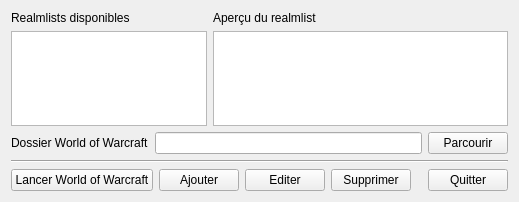
This is fenprincipale.ui in Zxb12/EasyRealm as Qt 5 draws it before an edit. The edited form follows.
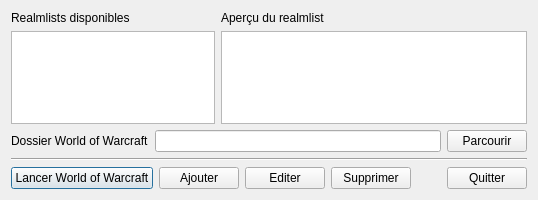
This is the edited form. Icons and pictures are not drawn.

The edit to the form file:
```diff
--- a/fenprincipale.ui
+++ b/fenprincipale.ui
@@ -9,8 +9,8 @@
    <rect>
     <x>0</x>
     <y>0</y>
-    <width>519</width>
-    <height>202</height>
+    <width>538</width>
+    <height>200</height>
    </rect>
   </property>
   <property name="sizePolicy">
@@ -111,6 +111,16 @@
        <property name="text">
         <string>Lancer World of Warcraft</string>
        </property>
+       <property name="icon">
+        <iconset resource="EasyRealmRessources.qrc">
+         <normaloff>:/FenPrincipale/ressources/wow.ico</normaloff>:/FenPrincipale/ressources/wow.ico</iconset>
+       </property>
+       <property name="autoDefault">
+        <bool>false</bool>
+       </property>
+       <property name="default">
+        <bool>true</bool>
+       </property>
       </widget>
      </item>
      <item>
@@ -152,6 +162,13 @@
        <property name="text">
         <string>Quitter</string>
        </property>
+       <property name="icon">
+        <iconset resource="EasyRealmRessources.qrc">
+         <normaloff>:/FenPrincipale/ressources/exit.png</normaloff>:/FenPrincipale/ressources/exit.png</iconset>
+       </property>
+       <property name="checkable">
+        <bool>false</bool>
+       </property>
       </widget>
      </item>
     </layout>
```
Left out of the diff: 24 changed lines with no effect on the pictures.
